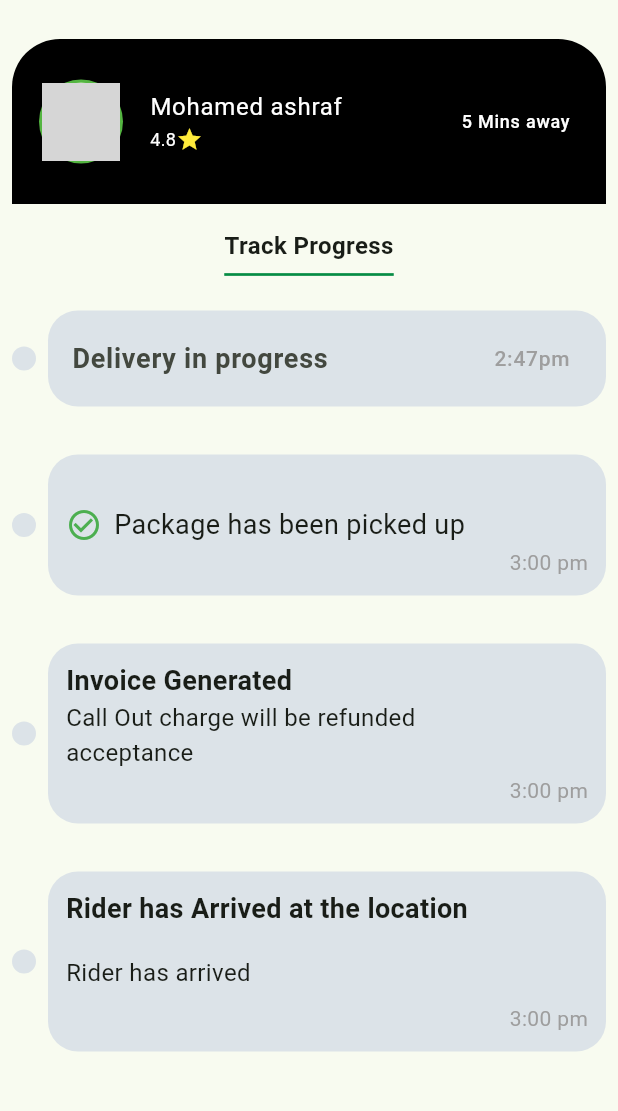
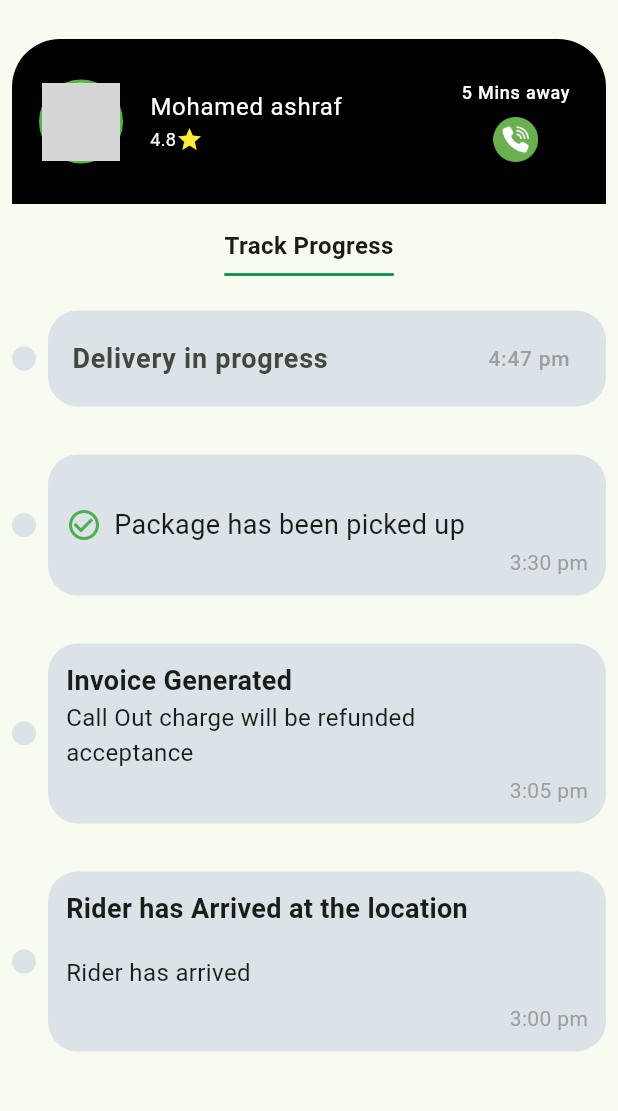
Before and after one commit to MOHAMD-ASHRAF/skid, a Flutter app: the screen it shows after launch, after a tap on "view progress", on a phone screen of 412 x 824 dp, the part 57-1168 px from its top. Run offline on Flutter 3.47's test engine with Material 2 defaults, Android fonts, the phone set to English and light mode, and no system bars; our stand-ins replace bloc, cloud_firestore, dropdown_button2, equatable, firebase_auth, firebase_core and 4 more; accounts and stored records are empty; grey boxes are pictures that could not be loaded.

Commit message:
refactor TrackProgressPage

```diff
--- a/lib/features/skid/presentation/pages/track_progress_page.dart
+++ b/lib/features/skid/presentation/pages/track_progress_page.dart
@@ -2,17 +2,27 @@ import 'package:flutter/material.dart';
 import 'package:skid/core/component/default_appbar.dart';
 import 'package:skid/core/constant/my_color.dart';
 import 'package:skid/features/skid/presentation/widgets/person_delivery_item_model.dart';
+import 'package:url_launcher/url_launcher.dart';
 import '../../../../core/component/test_widget.dart';
 
 class TrackProgressPage extends StatelessWidget {
   const TrackProgressPage({super.key, required this.item});
    final PersonDeliveryItemModel item;
+  Future<void> _makePhoneCall(String phoneNumber) async {
+    final Uri launchUri = Uri(
+      scheme: 'tel',
+      path: phoneNumber,
+    );
+    await launchUrl(launchUri);
+  }
+
   @override
   Widget build(BuildContext context) {
     return Scaffold(
       appBar: defaultAppBar(context),
       body: Padding(
         padding: const EdgeInsets.all(8.0),
+        child: SingleChildScrollView(
           child: Column(
             children: [
               _buildContainer(),
@@ -52,7 +62,7 @@ class TrackProgressPage extends StatelessWidget {
                             fontWeight: FontWeight.bold,
                           ),
                           trailing: TextWidget(
-                          text: '2:47pm',
+                            text: '4:47 pm',
                             fontSize: 14,
                             color: Colors.grey,
                           ),
@@ -84,7 +94,7 @@ class TrackProgressPage extends StatelessWidget {
                           Spacer(),
                           Align(
                               alignment: Alignment.bottomRight,
-                            child: TextWidget(text: '3:00 pm', fontSize: 14,color: Colors.grey,)),
+                              child: TextWidget(text: '3:30 pm', fontSize: 14,color: Colors.grey,)),
                         ],
                       )
                     ),
@@ -118,7 +128,7 @@ class TrackProgressPage extends StatelessWidget {
                             Spacer(),
                             Align(
                                 alignment: Alignment.bottomRight,
-                              child: TextWidget(text: '3:00 pm', fontSize: 14,color: Colors.grey,)),
+                                child: TextWidget(text: '3:05 pm', fontSize: 14,color: Colors.grey,)),
                           ],
                         )
                     ),
@@ -148,7 +158,7 @@ class TrackProgressPage extends StatelessWidget {
                                 SizedBox(
                                   height: 18,
                                 ),
-                              TextWidget(text: 'Rider has arrived   ', fontSize: 16),
+                                TextWidget(text: 'Rider has arrived', fontSize: 16),
                               ],
                             ),
                             Spacer(),
@@ -162,6 +172,7 @@ class TrackProgressPage extends StatelessWidget {
                 ],
               )
             ],
+          ),
         ),
       ),
     );
@@ -204,10 +215,25 @@ class TrackProgressPage extends StatelessWidget {
             ],
           ),
 
-          trailing:  TextWidget(
+          trailing:  Column(
+            children: [
+              TextWidget(
                 text: "${item.time} Mins away",
                 fontSize: 12,
                 color: Colors.white,
+              ),
+              SizedBox(height: 8,),
+              GestureDetector(
+                onTap: () {
+                  _makePhoneCall('01022953656');
+                },
+                child: Image.asset(
+                  'assets/images/phone_green.png',
+                  width: 30,
+                  height: 30,
+                ),
+              ),
+            ],
           ),
         ),
       ),
--- a/lib/features/skid/presentation/widgets/chose_driver_Item.dart
+++ b/lib/features/skid/presentation/widgets/chose_driver_Item.dart
@@ -1,8 +1,6 @@
-
 import 'package:flutter/material.dart';
 import 'package:skid/core/component/test_widget.dart';
 import 'package:skid/core/constant/my_color.dart';
-import 'package:flutter_phone_direct_caller/flutter_phone_direct_caller.dart';
 import 'package:url_launcher/url_launcher.dart';
 
 class ChoseDriverItem extends StatelessWidget {
```
Also changed, not shown: assets/images/phone_green.png (added), lib/generated/assets.dart. Lines whose indentation alone changed are shown as unchanged.
